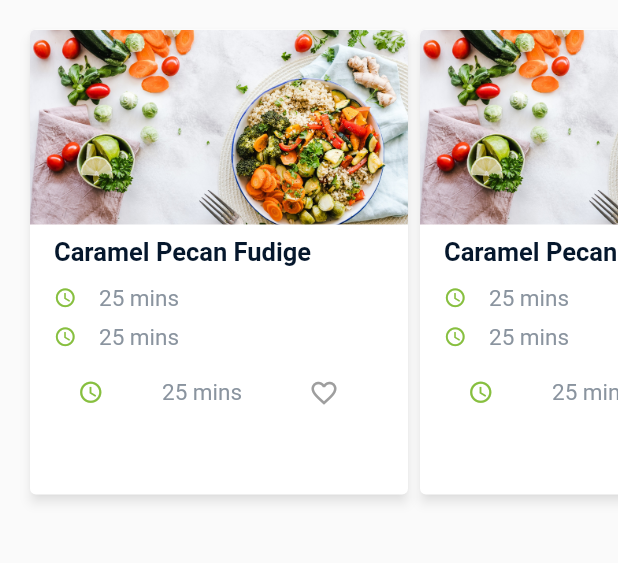
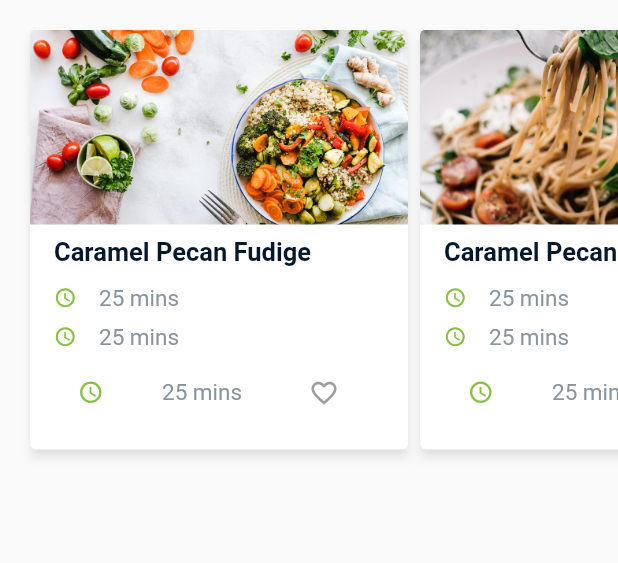
Before and after one commit to samuel051998/ProjectX, a Flutter app: the RecipesTab screen opened directly, on a phone screen of 412 x 824 dp, the part 71-634 px from its top. Run offline on Flutter 3.47's test engine with Material 2 defaults, Android fonts, the light colour scheme and no system bars.

Commit message:
add detailScreen and search field

```diff
--- a/dailyrecipesflutter/lib/main.dart
+++ b/dailyrecipesflutter/lib/main.dart
@@ -1,4 +1,3 @@
-import 'package:dailyrecipesflutter/routes.dart';
 import 'package:dailyrecipesflutter/screens/home/home_screen.dart';
 import 'package:dailyrecipesflutter/screens/signup/signup_screen.dart';
 import 'package:flutter/material.dart';
--- a/dailyrecipesflutter/lib/screens/home/components/topappbar.dart
+++ b/dailyrecipesflutter/lib/screens/home/components/topappbar.dart
@@ -6,6 +6,7 @@ class TopAppBar extends StatelessWidget {
 
   Widget appBarTitle = new Text("");
   Icon actionIcon = new Icon(Icons.add);
+  Icon menuIcon = new Icon(Icons.menu);
 
   @override
   Widget build(BuildContext context) {
--- a/dailyrecipesflutter/lib/screens/home/home_screen.dart
+++ b/dailyrecipesflutter/lib/screens/home/home_screen.dart
@@ -7,7 +7,8 @@ import 'tabs/profile/profile_tab.dart';
 import 'tabs/recipes/recipes_tab.dart';
 
 class HomeScreen extends StatefulWidget {
-   static String routeName = '/home';
+  static String routeName = '/home';
+
   @override
   _HomeScreenState createState() => _HomeScreenState();
 }
--- a/dailyrecipesflutter/lib/screens/home/tabs/recipes/components/cardsListView.dart
+++ b/dailyrecipesflutter/lib/screens/home/tabs/recipes/components/cardsListView.dart
@@ -5,15 +5,15 @@ class CardsListView extends StatelessWidget {
   @override
   Widget build(BuildContext context) {
     return Container(
-      height: 350.0,
+      height: 320.0,
       child: ListView(
         scrollDirection: Axis.horizontal,
         padding: const EdgeInsets.all(16.0),
         children: <Widget>[
-          MyCard(),
-          MyCard(),
-          MyCard(),
-          MyCard(),
+          MyCard('assets/images/card1.jpg', 'Recipes1'),
+          MyCard('assets/images/card2.jpg', 'Recipes2'),
+          MyCard('assets/images/card3.jpg', 'Recipes3'),
+          MyCard('assets/images/card4.jpg', 'Recipes4'),
         ],
       ),
     );
--- a/dailyrecipesflutter/lib/screens/home/tabs/recipes/components/myCard.dart
+++ b/dailyrecipesflutter/lib/screens/home/tabs/recipes/components/myCard.dart
@@ -1,13 +1,30 @@
 import 'package:dailyrecipesflutter/constants.dart';
 import 'package:dailyrecipesflutter/screens/home/tabs/recipes/components/cardListElement.dart';
-import 'package:dailyrecipesflutter/screens/home/tabs/recipes/components/cardListElementWithFavorite.dart';
 import 'package:flutter/material.dart';
-
 import 'cardListElementTest.dart';
+import 'detailCard2.dart';
 
 class MyCard extends StatelessWidget {
+  final String _imagePath;
+  final String _text;
+
+  MyCard(this._imagePath, this._text);
+
   @override
   Widget build(BuildContext context) {
+    return GestureDetector(
+      child: contentCard(),
+      onTap: () {
+        Navigator.push(
+            context,
+            MaterialPageRoute(
+              builder: (context) => DetailCard2())//DetailCard(_imagePath, _text))
+            );
+      },
+    );
+  }
+
+  Widget contentCard() {
     return SizedBox(
       width: 260.0,
       child: Card(
@@ -16,16 +33,19 @@ class MyCard extends StatelessWidget {
         child: Column(
           crossAxisAlignment: CrossAxisAlignment.start,
           children: <Widget>[
-            SizedBox(
-              width: 260.0,
-              height: 130.0,
-              child: ClipRRect(
-                borderRadius: BorderRadius.vertical(top: Radius.circular(4.0)),
+            Hero(
+              child: SizedBox(
+                width: 260.0,
+                height: 130.0,
+                child: ClipRRect(
+                  borderRadius: BorderRadius.vertical(top: Radius.circular(4.0)),
                   child: Image(
-                  image: AssetImage('assets/images/image1.jpg'),
-                  fit: BoxFit.fitWidth,
+                    image: AssetImage(_imagePath),
+                    fit: BoxFit.fitWidth,
+                  ),
                 ),
               ),
+              tag: _text,
             ),
             Padding(
               padding: EdgeInsets.symmetric(horizontal: 16.0),
--- a/dailyrecipesflutter/lib/screens/signup/components/signUpButtonEmail.dart
+++ b/dailyrecipesflutter/lib/screens/signup/components/signUpButtonEmail.dart
@@ -1,6 +1,5 @@
 import 'package:dailyrecipesflutter/screens/home/home_screen.dart';
 import 'package:flutter/material.dart';
-
 import '../../../constants.dart';
 
 class LoginButtonEmail extends StatelessWidget {
```
Also changed, not shown: dailyrecipesflutter/lib/screens/home/components/drawer.dart (added, +21 -0 lines), dailyrecipesflutter/lib/screens/home/tabs/recipes/components/detailCard.dart (added, +48 -0 lines), dailyrecipesflutter/lib/screens/home/tabs/recipes/components/detailCard2.dart (added, +19 -0 lines), dailyrecipesflutter/assets/images/card2.jpg (added), dailyrecipesflutter/assets/images/card3.jpg (added), dailyrecipesflutter/assets/images/card4.jpg (added), dailyrecipesflutter/assets/images/image1.jpg (deleted).
